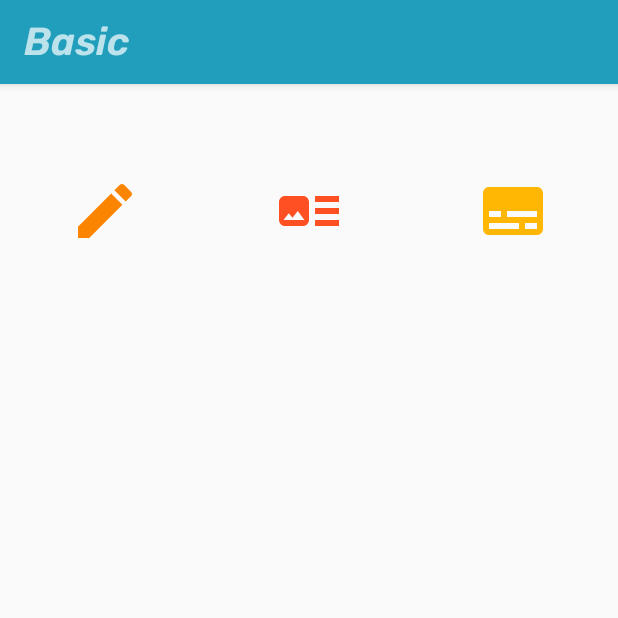
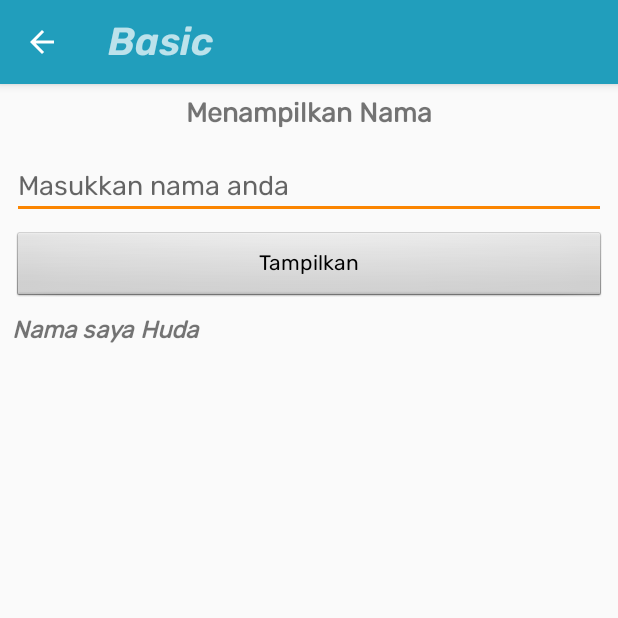
Before and after one commit to chuda27/BasicAndroidApp, an Android app: the screen it shows after launch (MainActivity before the commit, ShowNameActivity after it), after a tap on an icon or button, on a phone screen of 412 x 824 dp, the top half of it. Run offline under Robolectric (Android 15) with nearby library versions, the phone set to English and light mode, and no system bars.

Commit message:
Add: - Add ShowNameActivity, ListCountryActivity, & CalculatorActivity - Change LaunchMode to SingleTop in MainActivity

```diff
--- a/app/src/main/java/com/choirulhuda/basic/MainActivity.java
+++ b/app/src/main/java/com/choirulhuda/basic/MainActivity.java
@@ -2,6 +2,7 @@ package com.choirulhuda.basic;
 
 import androidx.appcompat.app.AppCompatActivity;
 
+import android.content.Intent;
 import android.os.Bundle;
 import android.view.View;
 import android.widget.ImageView;
@@ -22,7 +23,7 @@ public class MainActivity extends AppCompatActivity implements View.OnClickListe
 
         imgShowName.setOnClickListener(this);
         imgListCountry.setOnClickListener(this);
-        imgCalculator.setOnClickListener(this);
+        //imgCalculator.setOnClickListener(this);
 
     }
 
@@ -30,16 +31,23 @@ public class MainActivity extends AppCompatActivity implements View.OnClickListe
     public void onClick(View view) {
         switch (view.getId()){
             case R.id.img_show_name:
-                Toast.makeText(this, "Aplikasi Tampil Nama", Toast.LENGTH_SHORT).show();
+                Intent showName = new Intent(this, ShowNameActivity.class);
+                startActivity(showName);
                 break;
 
             case R.id.img_list_country:
                 Toast.makeText(this, "Aplikasi Tampil Daftar Negara", Toast.LENGTH_SHORT).show();
                 break;
 
-            case R.id.img_calculate:
-                Toast.makeText(this, "Aplikasi Calculator", Toast.LENGTH_SHORT).show();
-                break;
+            /*case R.id.img_calculate:
+                Toast.makeText(this, "Aplikasi Kalkulator", Toast.LENGTH_SHORT).show();
+                break;  */
+
         }
     }
+
+
+    public void actionCalculator(View view) {
+        Toast.makeText(this, "Aplikasi Kalkulator", Toast.LENGTH_SHORT).show();
+    }
 }
--- /dev/null
+++ b/app/src/main/java/com/choirulhuda/basic/ShowNameActivity.java
@@ -0,0 +1,36 @@
+package com.choirulhuda.basic;
+
+import androidx.appcompat.app.AppCompatActivity;
+
+import android.os.Bundle;
+import android.view.View;
+import android.widget.Button;
+import android.widget.EditText;
+import android.widget.TextView;
+import android.widget.Toast;
+
+public class ShowNameActivity extends AppCompatActivity {
+
+    EditText edtInputName;
+    Button btnShowName;
+    TextView tvResultName;
+
+    @Override
+    protected void onCreate(Bundle savedInstanceState) {
+        super.onCreate(savedInstanceState);
+        setContentView(R.layout.activity_show_name);
+
+        edtInputName = findViewById(R.id.edt_input_name);
+        btnShowName = findViewById(R.id.btn_show_name);
+        tvResultName = findViewById(R.id.tv_result_name);
+    }
+
+    public void actionShowName(View view) {
+        String name = edtInputName.getText().toString();
+        if (!name.equals("")){
+            tvResultName.setText("Nama saya "+name);
+        } else {
+            Toast.makeText(this, R.string.kolom_tidak_boleh_kosong, Toast.LENGTH_SHORT).show();
+        }
+    }
+}
--- a/app/src/main/res/layout/activity_main.xml
+++ b/app/src/main/res/layout/activity_main.xml
@@ -51,6 +51,7 @@
         android:id="@+id/img_calculate"
         android:layout_width="wrap_content"
         android:layout_height="wrap_content"
+        android:onClick="actionCalculator"
         app:layout_constraintBottom_toBottomOf="@+id/img_show_name"
         app:layout_constraintEnd_toEndOf="parent"
         app:layout_constraintStart_toStartOf="@+id/guideline3"
--- /dev/null
+++ b/app/src/main/res/layout/activity_show_name.xml
@@ -0,0 +1,57 @@
+<?xml version="1.0" encoding="utf-8"?>
+<androidx.constraintlayout.widget.ConstraintLayout xmlns:android="http://schemas.android.com/apk/res/android"
+    xmlns:app="http://schemas.android.com/apk/res-auto"
+    xmlns:tools="http://schemas.android.com/tools"
+    android:layout_width="match_parent"
+    android:layout_height="match_parent"
+    tools:context=".ShowNameActivity">
+
+    <TextView
+        android:id="@+id/textView"
+        android:layout_width="wrap_content"
+        android:layout_height="wrap_content"
+        android:layout_marginTop="8dp"
+        android:text="@string/menampilkan_nama"
+        android:textSize="18sp"
+        android:textStyle="bold"
+        app:layout_constraintEnd_toEndOf="parent"
+        app:layout_constraintStart_toStartOf="parent"
+        app:layout_constraintTop_toTopOf="parent" />
+
+    <EditText
+        android:id="@+id/edt_input_name"
+        android:layout_width="0dp"
+        android:layout_height="wrap_content"
+        android:layout_marginStart="8dp"
+        android:layout_marginTop="16dp"
+        android:layout_marginEnd="8dp"
+        android:ems="10"
+        android:hint="@string/masukkan_nama_anda"
+        android:inputType="textPersonName"
+        app:layout_constraintEnd_toEndOf="parent"
+        app:layout_constraintStart_toStartOf="parent"
+        app:layout_constraintTop_toBottomOf="@+id/textView" />
+
+    <Button
+        android:id="@+id/btn_show_name"
+        android:layout_width="0dp"
+        android:layout_height="wrap_content"
+        android:layout_marginTop="8dp"
+        android:onClick="actionShowName"
+        android:text="@string/tampilkan"
+        app:layout_constraintEnd_toEndOf="@+id/edt_input_name"
+        app:layout_constraintStart_toStartOf="@+id/edt_input_name"
+        app:layout_constraintTop_toBottomOf="@+id/edt_input_name" />
+
+    <TextView
+        android:id="@+id/tv_result_name"
+        android:layout_width="0dp"
+        android:layout_height="wrap_content"
+        android:layout_marginTop="8dp"
+        android:text="Nama saya Huda"
+        android:textSize="16sp"
+        android:textStyle="bold|italic"
+        app:layout_constraintEnd_toEndOf="@+id/edt_input_name"
+        app:layout_constraintStart_toStartOf="@+id/edt_input_name"
+        app:layout_constraintTop_toBottomOf="@+id/btn_show_name" />
+</androidx.constraintlayout.widget.ConstraintLayout>
--- a/app/src/main/res/values/strings.xml
+++ b/app/src/main/res/values/strings.xml
@@ -1,3 +1,7 @@
 <resources>
     <string name="app_name">Basic</string>
+    <string name="menampilkan_nama">Menampilkan Nama</string>
+    <string name="masukkan_nama_anda">Masukkan nama anda</string>
+    <string name="tampilkan">Tampilkan</string>
+    <string name="kolom_tidak_boleh_kosong">Kolom tidak boleh kosong!</string>
 </resources>
--- a/app/src/main/res/values/styles.xml
+++ b/app/src/main/res/values/styles.xml
@@ -5,7 +5,7 @@
         <item name="colorPrimary">@color/colorPrimary</item>
         <item name="colorPrimaryDark">@color/colorPrimaryDark</item>
         <item name="colorAccent">@color/colorAccent</item>
-        <item name="android:fontFamily">@font/rubik_semibolditalic</item>
+        <item name="android:fontFamily">@font/rubik_regular</item>
         <item name="android:textViewStyle">@style/RubikRegularTextView</item>
         <item name="android:buttonStyle">@style/RubikRegular</item>
     </style>
@@ -15,11 +15,9 @@
         <item name="android:fontFamily">@font/rubik_regular</item>
     </style>
 
-    <!--global font text view-->
     <style name="RubikRegularTextView" parent="android:Widget.TextView">
         <item name="android:fontFamily">@font/rubik_regular</item>
     </style>
-
 
     <!--font on action bar-->
     <style name="TextAppearance.AppCompat.Widget.ActionBar.Title" parent="android:Widget.ActionBar">
```
Also changed, not shown: app/src/main/AndroidManifest.xml (+8 -1 lines), app/src/main/java/com/choirulhuda/basic/CalculatorActivity.java (added, +14 -0 lines), app/src/main/java/com/choirulhuda/basic/ListCountryActivity.java (added, +49 -0 lines), app/src/main/res/layout/activity_calculator.xml (added, +9 -0 lines), app/src/main/res/layout/activity_list_country.xml (added, +21 -0 lines).
